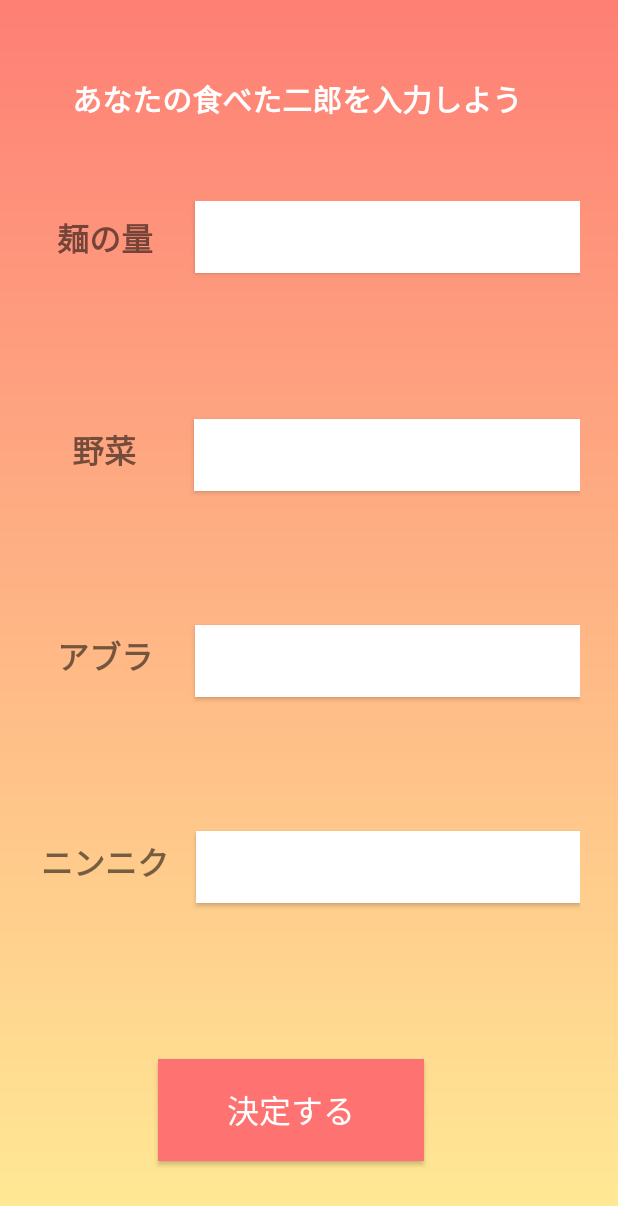
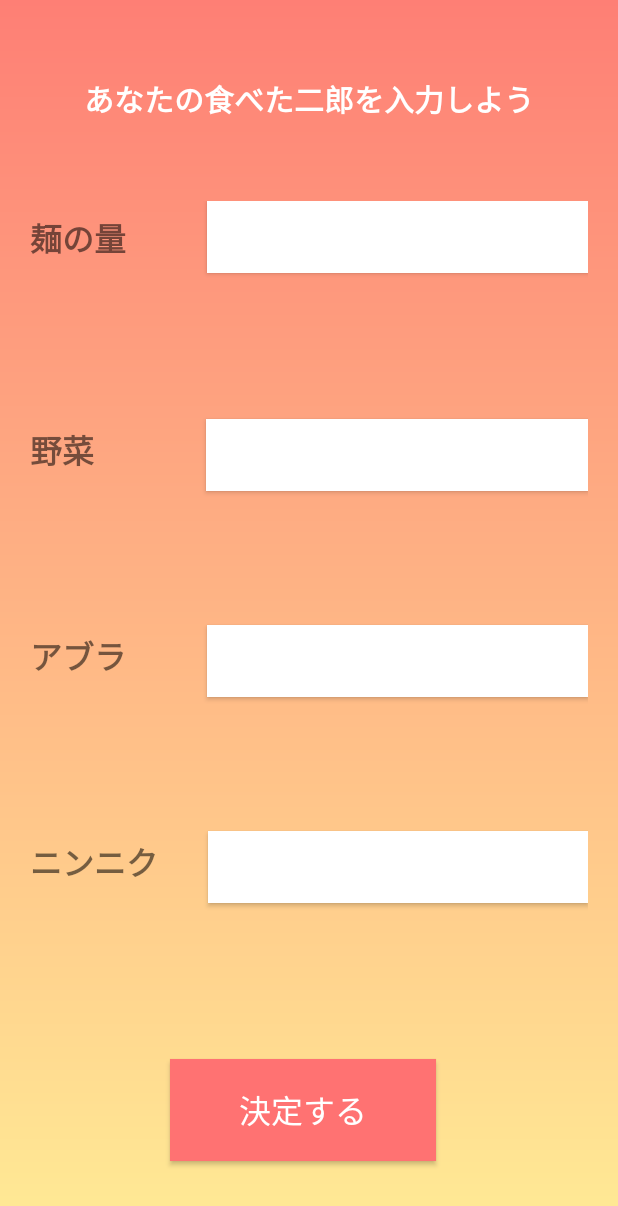
Before and after one commit to mii-chang/JiroTra, an Android app: the InputActivity screen opened directly, with no data from a screen before it, on a phone screen of 412 x 824 dp. Shown: the top 1206 px of the screen. Run offline under Robolectric (Android 15) with nearby library versions, the phone set to English and light mode, and no system bars.

Commit message:
デザイン最終調整

```diff
--- a/app/src/main/AndroidManifest.xml
+++ b/app/src/main/AndroidManifest.xml
@@ -4,9 +4,9 @@
 
     <application
         android:allowBackup="true"
-        android:icon="@mipmap/ic_launcher"
+        android:icon="@drawable/icon"
         android:label="@string/app_name"
-        android:roundIcon="@mipmap/ic_launcher_round"
+        android:roundIcon="@drawable/icon"
         android:supportsRtl="true"
         android:theme="@style/AppTheme">
         <activity android:name=".MainActivity">
--- a/app/src/main/res/layout/activity_input.xml
+++ b/app/src/main/res/layout/activity_input.xml
@@ -8,13 +8,13 @@
     android:gravity="center_horizontal"
     android:orientation="vertical"
     android:paddingBottom="20dp"
-    android:paddingLeft="10dp"
-    android:paddingRight="25dp"
+    android:paddingLeft="20dp"
+    android:paddingRight="20dp"
     tools:context=".InputActivity">
 
     <TextView
         android:id="@+id/textView"
-        android:layout_width="wrap_content"
+        android:layout_width="456dp"
         android:layout_height="wrap_content"
         android:layout_gravity="center"
         android:layout_marginBottom="8dp"
@@ -49,7 +49,7 @@
             android:layout_weight="1"
             android:fontFamily="sans-serif-smallcaps"
             android:text="麺の量"
-            android:textAlignment="center"
+            android:textAlignment="viewStart"
             android:textSize="21sp"
             android:textStyle="bold"
             app:layout_constraintEnd_toStartOf="@+id/menButton"
@@ -85,7 +85,7 @@
             android:layout_marginTop="8dp"
             android:layout_weight="1"
             android:text="野菜"
-            android:textAlignment="center"
+            android:textAlignment="viewStart"
             android:textSize="21sp"
             android:textStyle="bold"
             app:layout_constraintEnd_toStartOf="@+id/yasaiButton"
@@ -120,7 +120,7 @@
             android:layout_marginTop="8dp"
             android:layout_weight="1"
             android:text="アブラ"
-            android:textAlignment="center"
+            android:textAlignment="viewStart"
             android:textSize="21sp"
             android:textStyle="bold"
             app:layout_constraintEnd_toStartOf="@+id/aburaButton"
@@ -156,7 +156,7 @@
             android:layout_marginTop="8dp"
             android:layout_weight="1"
             android:text="ニンニク"
-            android:textAlignment="center"
+            android:textAlignment="viewStart"
             android:textSize="21sp"
             android:textStyle="bold"
             app:layout_constraintEnd_toStartOf="@+id/garlicButton"
```
Also changed, not shown: app/src/main/res/layout/activity_training.xml (+6 -5 lines), app/src/main/res/drawable/icon.png (added).
